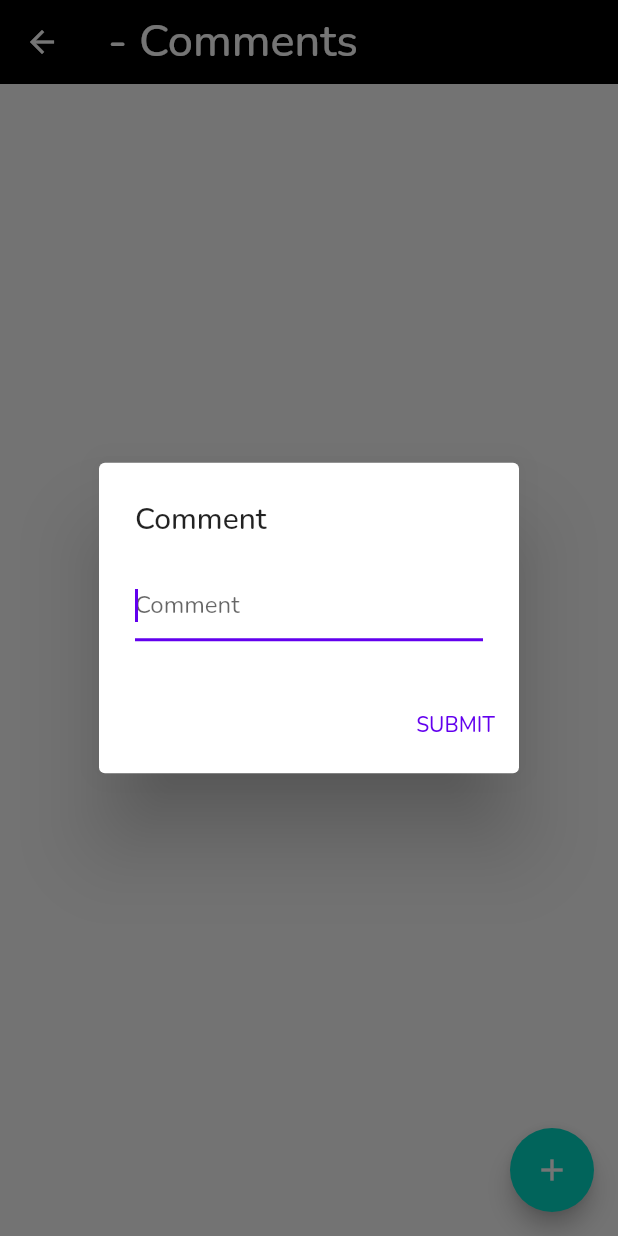
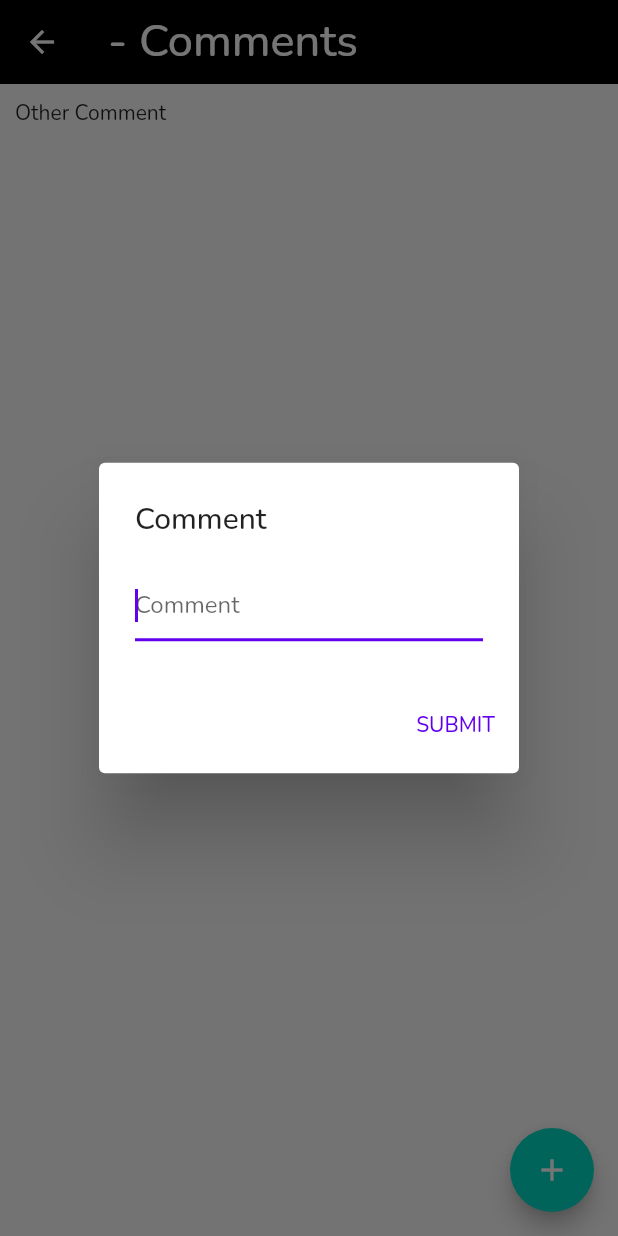
Before and after one commit to ptm0727/SihWinner, a Flutter app: the Comment_Section screen opened directly with empty values, after a tap on the "add" icon, on a phone screen of 412 x 824 dp. Run offline on Flutter 3.47's test engine with Material 2 defaults, Android fonts, the phone set to English and light mode, and no system bars; our stand-ins replace audioplayers, cloud_firestore, curved_navigation_bar, firebase_auth, firebase_core, flutter_neumorphic and 3 more; missing offline and left inert: audioplayers_web, firebase_image, radar_chart; accounts and stored records are empty.

Commit message:
>Segregate Comment with our comment and other's comment

```diff
--- a/lib/news/comments.dart
+++ b/lib/news/comments.dart
@@ -76,7 +76,7 @@ class _Comment_SectionState extends State<Comment_Section> {
         width: double.infinity,
         padding: EdgeInsets.all(10),
         child: SingleChildScrollView(
-          child: Container(
+          child: SizedBox(
             height: 10000000,
             child: StreamBuilder<QuerySnapshot>(
               stream: FirebaseFirestore.instance
@@ -96,19 +96,30 @@ class _Comment_SectionState extends State<Comment_Section> {
                 var name = auth.currentUser?.uid;
                 print(data.docs.toString());
                 return ListView.builder(
-                    itemCount: data.size,
+                    itemCount: data.size*2+1,
                     itemBuilder: (context, index) {
-                      if(name == data.docs[index]['uid'])
-                        {
+                      if(index<data.size) {
+                        if(index == 0)
+                          return Text("My Comment");
+                        if (name == data.docs[index-1]['uid']) {
                           return commentdelete(
-                            data.docs[index]['comment'],
-                            data.docs[index]['id'],
+                            data.docs[index-1]['comment'],
+                            data.docs[index-1]['id'],
                           );
                         }
-                      else
-                      return comments(
-                        data.docs[index]['comment'],
-                      );
+                        return SizedBox.shrink();
+                      }
+                      else {
+                        if(index == (data.size))
+                          return Text("Other Comment");
+                        if (name == data.docs[index-data.size-1]['uid']) {
+                          return SizedBox.shrink();
+                        }
+                        else
+                          return comments(
+                            data.docs[index-data.size-1]['comment'],
+                          );
+                      }
                     });
               },
             ),
@@ -211,7 +222,7 @@ class _commentdeleteState extends State<commentdelete> {
     return Padding(
       padding: const EdgeInsets.symmetric(vertical: 10, horizontal: 20),
       child: Container(
-        height: 90,
+
         decoration: BoxDecoration(
             gradient: LinearGradient(
                 colors: [Colors.grey.shade800, Colors.grey.shade900]),
@@ -224,14 +235,14 @@ class _commentdeleteState extends State<commentdelete> {
             leading: SizedBox.shrink(),
             title: Center(
               child: Text(
-                "Delete "+a,
+                a,
                 style: const TextStyle(fontSize: 25, color: Colors.white),
               ),
             ),
             trailing: IconButton(
               icon: Icon(
                   color: Colors.white,
-                  Icons.abc_outlined
+                  Icons.more_horiz
               ),
               onPressed: (){
                 openDialog(widget.id);
```
